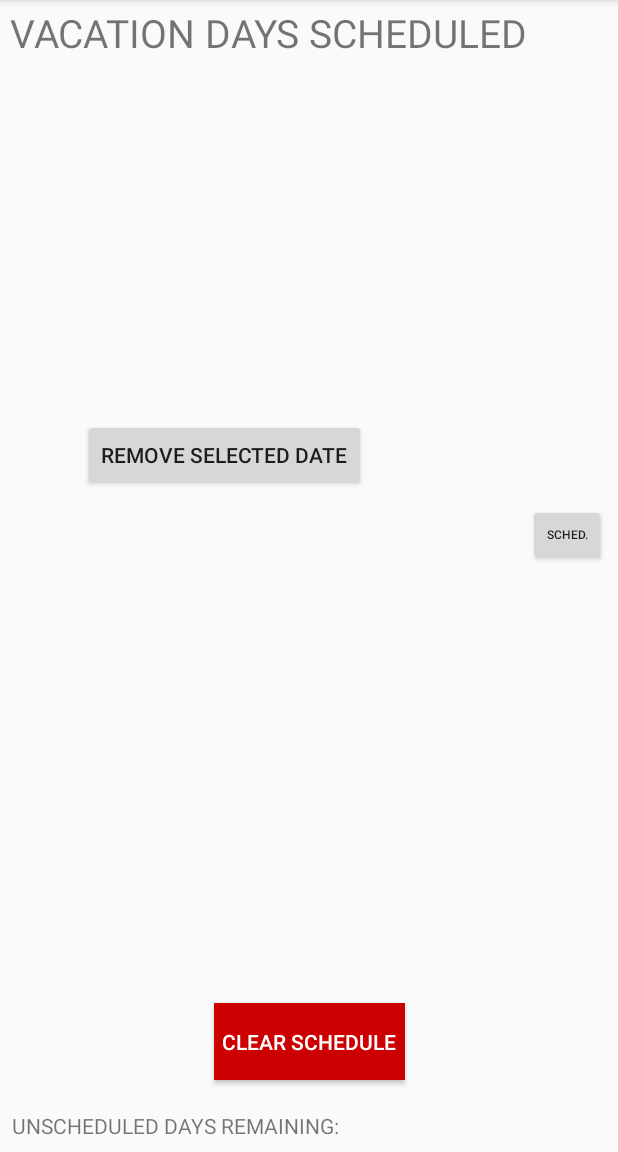
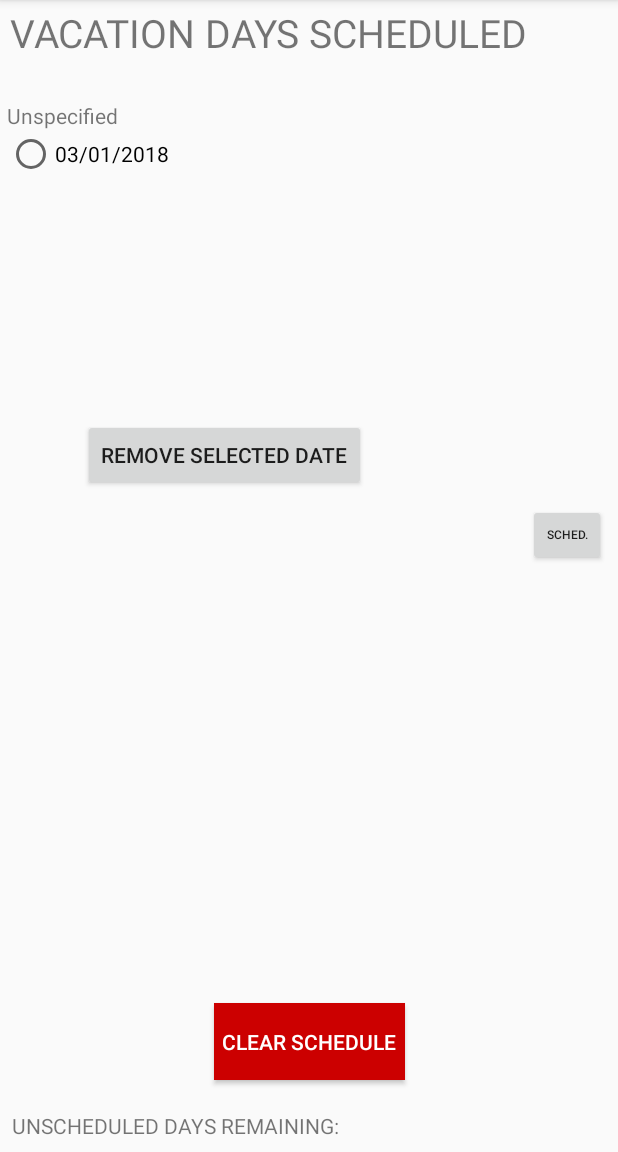
Before and after one commit to ryancarter87/PerfVaca, an Android app: the screen it shows after launch (ScheduledActivity), after a tap on "DAYS", on a phone screen of 412 x 824 dp, the part 84-1236 px from its top. Run offline under Robolectric (Android 15) with nearby library versions, the phone set to English and light mode, and no system bars.

Commit message:
Began work on ScheduledActivity. Getting same illegal state error I was having during work on MainActivity though.

```diff
--- a/app/src/main/java/com/rtcarter/perfvaca/ScheduledActivity.kt
+++ b/app/src/main/java/com/rtcarter/perfvaca/ScheduledActivity.kt
@@ -4,7 +4,12 @@ import android.app.Activity
 import android.content.Intent
 import android.support.v7.app.AppCompatActivity
 import android.os.Bundle
+import android.system.Os.read
 import android.view.View
+import com.google.gson.Gson
+import com.google.gson.reflect.TypeToken
+import java.io.*
+import java.util.*
 import kotlinx.android.synthetic.main.activity_scheduled.*
 import java.io.BufferedReader
 import java.io.IOException
@@ -12,22 +17,63 @@ import java.io.InputStreamReader
 import java.io.OutputStreamWriter
 import android.view.ViewGroup
 import android.widget.RadioButton
+import android.widget.RadioGroup
+import android.widget.TextView
 import android.widget.Toast
 import com.rtcarter.perfvaca.R.id.all
+import java.text.SimpleDateFormat
 import java.time.LocalDateTime
 
 
 class ScheduledActivity : AppCompatActivity() {
 
+    val myFormat = "MM/dd/yyyy"
+    val sdf = SimpleDateFormat(myFormat, Locale.US)
+
     override fun onCreate(savedInstanceState: Bundle?) {
         super.onCreate(savedInstanceState)
         setContentView(R.layout.activity_scheduled)
+
+        val gson = Gson()
+
+        // Variable to hold the scrollView
+        val radiogroup = findViewById<View>(R.id.radioGroup) as ViewGroup
+
+        // Read the json file into peopleList. Same as MainActivity. FIND A BETTER WAY TO DO THIS OTHER THAN INITIALIZING WITH DUMMY VARIABLES
+        val person = PeopleDates()
+        var peopleList: List<PeopleDates> = listOf(person)
+        if (fileList().contains("people.json")) {
+            peopleList = (gson.fromJson(read("person.json"), object : TypeToken<List<PeopleDates>>() {}.type))
+        }
+
+        // Iterate through peopleList, for each object create a new textView listing the "name" of object,
+        // then create a radiogroup with radiobuttons for each of the "dates" in object
+        for (i in peopleList) {
+            val button = RadioButton(this)
+            val text = TextView(this)
+            text.setText(i.name)
+            radiogroup.addView(text)
+
+            for (x in i.dates) {
+                button.setText(sdf.format(x))
+                radiogroup.addView(button)
+            }
+        }
+
+
+
+
+
+        //*********************************************OLD FORMAT:************************************************************************
+
+
+        /*
         // Assign the RadioGroup view to this variable in order to iterate through and add
         // radio buttons later
         val radiogroup = findViewById<View>(R.id.days_radio_group) as ViewGroup
 
         // List of strings to store lines from text file
-        // !!!!!!!!!!!!!!!!!!!!!!!!!!!!!!!LOOK FOR A BETTER WAY TO DO THIS!!!!!!!!!!!!!!!!!!!!!!!!!!!!!!!!!!!!!!!!!!!!!!!!!
+        // !!!!!!!!!!!!!!!!!!!!!!!!!!!!!!!LOOK FOR A BETTER WAY TO DO THIS!
         // Also create a mutable list to copy schedList to so that it can be edited
         var schedList = listOf("")
         var schedMut = mutableListOf("")
@@ -96,28 +142,31 @@ class ScheduledActivity : AppCompatActivity() {
 
     // Function takes a String for the name of the file to read, and then returns all lines
     // in file appended with \n as StringBuilder
-    fun read(txt: String): StringBuilder {
+    */
+    }
+
+    fun read(txt: String): String {
 
         val all = StringBuilder()
 
-        if(fileList().contains(txt)) {
+        if (fileList().contains(txt)) {
             try {
                 val file = InputStreamReader(openFileInput(txt))
                 val br = BufferedReader(file)
                 var line = br.readLine()
-               // val all = StringBuilder()
+                // val all = StringBuilder()
                 while (line != null) {
                     all.append(line + "\n")
                     line = br.readLine()
                 }
                 br.close()
                 file.close()
-            }
-            catch (e: IOException) {
+            } catch (e: IOException) {
             }
         }
 
-        return all
+        var json: String = all.toString()
+        return json
     }
 
     // Function takes a text file name as String and the string to write as String
@@ -128,7 +177,7 @@ class ScheduledActivity : AppCompatActivity() {
 
             file.write(str)
             file.close()
-        } catch (e : IOException) {
+        } catch (e: IOException) {
         }
     }
 }
--- a/app/src/main/res/layout/activity_scheduled.xml
+++ b/app/src/main/res/layout/activity_scheduled.xml
@@ -35,10 +35,9 @@
         app:layout_constraintTop_toBottomOf="@+id/textView2">
 
         <RadioGroup
-            android:id="@+id/days_radio_group"
+            android:id="@+id/radioGroup"
             android:layout_width="match_parent"
-            android:layout_height="match_parent"
-            android:orientation="vertical"></RadioGroup>
+            android:layout_height="wrap_content" />
     </ScrollView>
 
     <TextView
```
Also changed, not shown: app/src/main/java/com/rtcarter/perfvaca/MainActivity.kt (+0 -7 lines).
